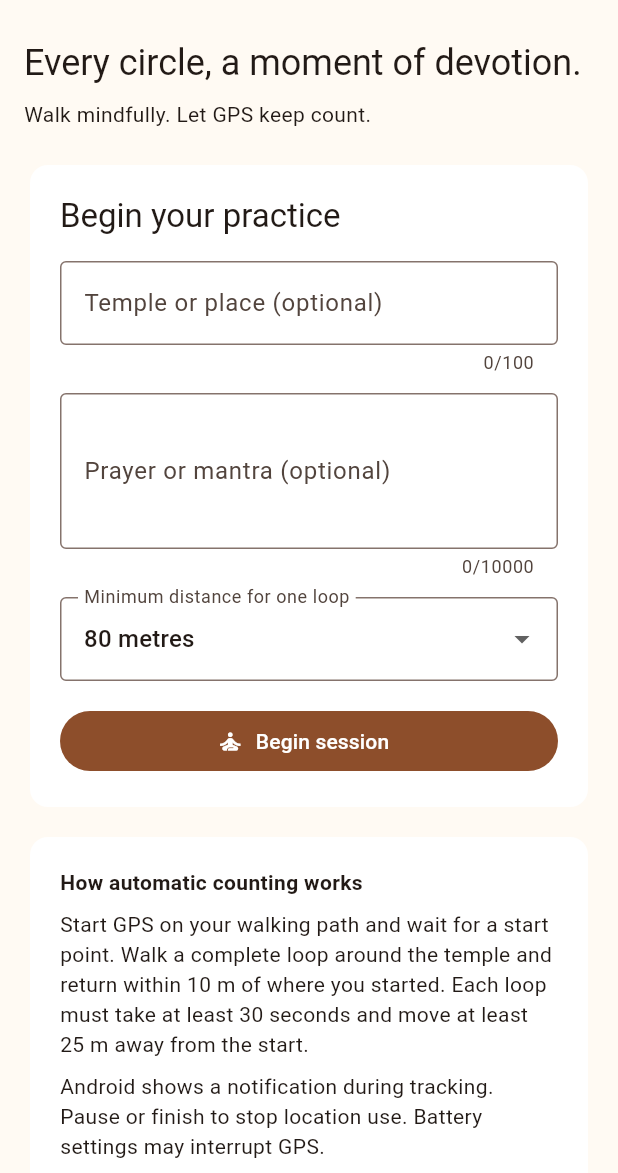
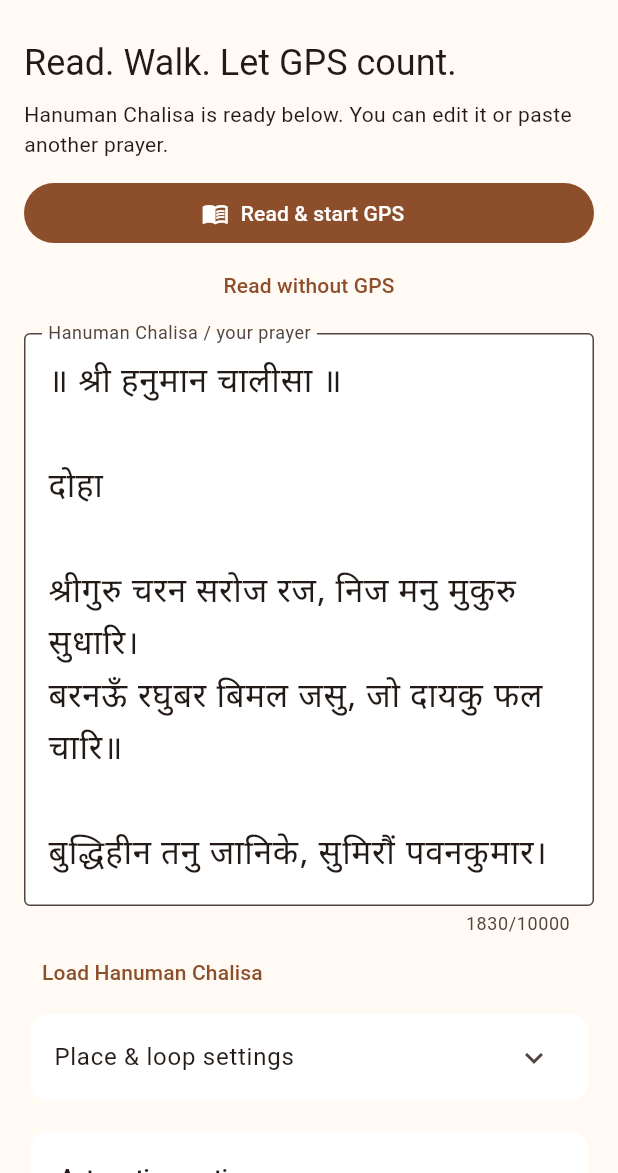
Before and after one commit to aeronixil/pradakshana_app, a Flutter app: the screen it shows after launch, on a phone screen of 412 x 824 dp, the part 63-1236 px from its top. Run offline on Flutter 3.47's test engine with Material 3 defaults, Android fonts, the phone set to English and light mode, and no system bars; our stand-ins replace geolocator, shared_preferences, wakelock_plus.

Commit message:
Add prefilled Hanuman Chalisa reader alongside automatic GPS counting

```diff
--- /dev/null
+++ b/lib/hanuman_chalisa.dart
@@ -0,0 +1,141 @@
+// Traditional public-domain Hanuman Chalisa by Tulsidas, Devanagari text.
+// Checked against https://sanskritdocuments.org/doc_z_otherlang_hindi/chaalisa.html
+// Only the original hymn is included, without modern translations/commentary.
+const hanumanChalisa = '''॥ श्री हनुमान चालीसा ॥
+
+दोहा
+
+श्रीगुरु चरन सरोज रज, निज मनु मुकुरु सुधारि।
+बरनऊँ रघुबर बिमल जसु, जो दायकु फल चारि॥
+
+बुद्धिहीन तनु जानिके, सुमिरौं पवनकुमार।
+बल बुद्धि बिद्या देहु मोहिं, हरहु कलेस बिकार॥
+
+चौपाई
+
+जय हनुमान ज्ञान गुन सागर।
+जय कपीस तिहुँ लोक उजागर॥ १ ॥
+
+राम दूत अतुलित बल धामा।
+अंजनि पुत्र पवनसुत नामा॥ २ ॥
+
+महाबीर बिक्रम बजरंगी।
+कुमति निवार सुमति के संगी॥ ३ ॥
+
+कंचन बरन बिराज सुबेसा।
+कानन कुंडल कुंचित केसा॥ ४ ॥
+
+हाथ बज्र औ ध्वजा बिराजै।
+काँधे मूँज जनेऊ साजै॥ ५ ॥
+
+संकर सुवन केसरी नंदन।
+तेज प्रताप महा जग बंदन॥ ६ ॥
+
+विद्यावान गुनी अति चातुर।
+राम काज करिबे को आतुर॥ ७ ॥
+
+प्रभु चरित्र सुनिबे को रसिया।
+राम लखन सीता मन बसिया॥ ८ ॥
+
+सूक्ष्म रूप धरि सियहिं दिखावा।
+बिकट रूप धरि लंक जरावा॥ ९ ॥
+
+भीम रूप धरि असुर सँहारे।
+रामचंद्र के काज सँवारे॥ १० ॥
+
+लाय सजीवन लखन जियाये।
+श्रीरघुबीर हरषि उर लाये॥ ११ ॥
+
+रघुपति कीन्ही बहुत बड़ाई।
+तुम मम प्रिय भरतहि सम भाई॥ १२ ॥
+
+सहस बदन तुम्हरो जस गावैं।
+अस कहि श्रीपति कंठ लगावैं॥ १३ ॥
+
+सनकादिक ब्रह्मादि मुनीसा।
+नारद सारद सहित अहीसा॥ १४ ॥
+
+जम कुबेर दिगपाल जहाँ ते।
+कबि कोबिद कहि सके कहाँ ते॥ १५ ॥
+
+तुम उपकार सुग्रीवहिं कीन्हा।
+राम मिलाय राज पद दीन्हा॥ १६ ॥
+
+तुम्हरो मंत्र बिभीषन माना।
+लंकेस्वर भए सब जग जाना॥ १७ ॥
+
+जुग सहस्र जोजन पर भानू।
+लील्यो ताहि मधुर फल जानू॥ १८ ॥
+
+प्रभु मुद्रिका मेलि मुख माहीं।
+जलधि लाँघि गये अचरज नाहीं॥ १९ ॥
+
+दुर्गम काज जगत के जेते।
+सुगम अनुग्रह तुम्हरे तेते॥ २० ॥
+
+राम दुआरे तुम रखवारे।
+होत न आज्ञा बिनु पैसारे॥ २१ ॥
+
+सब सुख लहै तुम्हारी सरना।
+तुम रच्छक काहू को डर ना॥ २२ ॥
+
+आपन तेज संहारो आपै।
+तीनों लोक हाँक तें काँपै॥ २३ ॥
+
+भूत पिसाच निकट नहिं आवै।
+महाबीर जब नाम सुनावै॥ २४ ॥
+
+नासै रोग हरै सब पीरा।
+जपत निरंतर हनुमत बीरा॥ २५ ॥
+
+संकट तें हनुमान छुड़ावै।
+मन क्रम बचन ध्यान जो लावै॥ २६ ॥
+
+सब पर राम तपस्वी राजा।
+तिन के काज सकल तुम साजा॥ २७ ॥
+
+और मनोरथ जो कोई लावै।
+सोई अमित जीवन फल पावै॥ २८ ॥
+
+चारों जुग परताप तुम्हारा।
+है परसिद्ध जगत उजियारा॥ २९ ॥
+
+साधु संत के तुम रखवारे।
+असुर निकंदन राम दुलारे॥ ३० ॥
+
+अष्ट सिद्धि नौ निधि के दाता।
+अस बर दीन जानकी माता॥ ३१ ॥
+
+राम रसायन तुम्हरे पासा।
+सदा रहो रघुपति के दासा॥ ३२ ॥
+
+तुम्हरे भजन राम को पावै।
+जनम जनम के दुख बिसरावै॥ ३३ ॥
+
+अंत काल रघुबर पुर जाई।
+जहाँ जन्म हरिभक्त कहाई॥ ३४ ॥
+
+और देवता चित्त न धरई।
+हनुमत सेई सर्ब सुख करई॥ ३५ ॥
+
+संकट कटै मिटै सब पीरा।
+जो सुमिरै हनुमत बलबीरा॥ ३६ ॥
+
+जै जै जै हनुमान गोसाईं।
+कृपा करहु गुरुदेव की नाईं॥ ३७ ॥
+
+जो सत बार पाठ कर कोई।
+छूटहि बंदि महा सुख होई॥ ३८ ॥
+
+जो यह पढ़ै हनुमान चालीसा।
+होय सिद्धि साखी गौरीसा॥ ३९ ॥
+
+तुलसीदास सदा हरि चेरा।
+कीजै नाथ हृदय मँह डेरा॥ ४० ॥
+
+दोहा
+
+पवनतनय संकट हरन, मंगल मूरति रूप।
+राम लखन सीता सहित, हृदय बसहु सुर भूप॥
+
+॥ सियावर रामचंद्र जी की जय ॥''';
--- a/lib/main.dart
+++ b/lib/main.dart
@@ -1,5 +1,7 @@
 import 'dart:async';
 import 'package:flutter/material.dart';
+import 'hanuman_chalisa.dart';
+import 'prayer_reader.dart';
 import 'session_controller.dart';
 
 void main() => runApp(const MyApp());
@@ -12,11 +14,11 @@ class MyApp extends StatelessWidget {
         debugShowCheckedModeBanner: false,
         theme: ThemeData(
             useMaterial3: true,
-          colorScheme: ColorScheme.fromSeed(seedColor: const Color(0xffb85d28)),
+            colorScheme:
+                ColorScheme.fromSeed(seedColor: const Color(0xffb85d28)),
             scaffoldBackgroundColor: const Color(0xfffffaf3),
             inputDecorationTheme:
-              const InputDecorationTheme(border: OutlineInputBorder()),
-        ),
+                const InputDecorationTheme(border: OutlineInputBorder())),
         home: const HomeScreen(),
       );
 }
@@ -31,7 +33,7 @@ class HomeScreen extends StatefulWidget {
 class _HomeScreenState extends State<HomeScreen> with WidgetsBindingObserver {
   late final SessionController counter;
   final name = TextEditingController();
-  final prayer = TextEditingController();
+  final prayer = TextEditingController(text: hanumanChalisa);
   final scroll = ScrollController();
   double minimum = 80;
 
@@ -41,22 +43,35 @@ class _HomeScreenState extends State<HomeScreen> with WidgetsBindingObserver {
     counter = widget.controller ?? SessionController();
     WidgetsBinding.instance.addObserver(this);
     counter.addListener(_refresh);
-    unawaited(counter.load());
+    unawaited(_load());
+  }
+
+  Future<void> _load() async {
+    await counter.load();
+    // Supply the reading for an older, unfinished session with an empty prayer.
+    // Existing custom prayers are preserved.
+    if (mounted &&
+        counter.active != null &&
+        (counter.active!['prayer'] as String).trim().isEmpty) {
+      await counter.updatePrayer(hanumanChalisa);
+    }
   }
 
   void _refresh() {
     if (mounted) setState(() {});
   }
 
-  Future<void> _begin() async {
+  Future<void> _begin({bool gps = true}) async {
     FocusScope.of(context).unfocus();
-    await counter.begin(name.text, prayer.text, minimum);
-    if (mounted && scroll.hasClients) scroll.jumpTo(0);
+    await counter.begin(name.text,
+        prayer.text.trim().isEmpty ? hanumanChalisa : prayer.text, minimum);
+    if (mounted && gps) await counter.startGps();
   }
 
   Future<void> _finish() async {
+    // Keep any custom reading available for the next session, too.
+    prayer.text = counter.active?['prayer'] as String? ?? hanumanChalisa;
     await counter.finish();
-    if (mounted && scroll.hasClients) scroll.jumpTo(0);
   }
 
   @override
@@ -92,130 +107,40 @@ class _HomeScreenState extends State<HomeScreen> with WidgetsBindingObserver {
       color: Colors.white,
       child: Padding(padding: const EdgeInsets.all(20), child: child));
 
-  @override
-  Widget build(BuildContext context) {
-    final active = counter.active;
-    return Scaffold(
-      appBar: AppBar(
-          title: const Text('Pradakshina'),
-          backgroundColor: const Color(0xfffffaf3)),
-      body: SafeArea(
-          child: Center(
-              child: ConstrainedBox(
-        constraints: const BoxConstraints(maxWidth: 760),
-        child: ListView(
-            controller: scroll,
-            padding: const EdgeInsets.fromLTRB(16, 12, 16, 32),
-            children: [
-              Text('Every circle, a moment of devotion.',
-                  style: Theme.of(context).textTheme.headlineSmall),
-              const SizedBox(height: 8),
-              const Text('Walk mindfully. Let GPS keep count.'),
-              const SizedBox(height: 20),
-              if (counter.storageError != null)
-                panel(Column(
-                    crossAxisAlignment: CrossAxisAlignment.start,
-                    children: [
-                      Text(counter.storageError!,
-                          style: const TextStyle(color: Colors.red)),
+  Widget _storageNotice() => Padding(
+      padding: const EdgeInsets.all(8),
+      child: Row(children: [
+        Expanded(
+            child: Text(counter.storageError!,
+                style: const TextStyle(color: Colors.red))),
         if (counter.ready)
-                        TextButton(
-                            onPressed: counter.save,
-                            child: const Text('Retry save')),
-                    ])),
-              if (!counter.ready && counter.storageError == null)
-                const LinearProgressIndicator(),
-              if (active == null)
-                panel(Column(
+          TextButton(onPressed: counter.save, child: const Text('Retry save')),
+      ]));
+
+  void _sessionControls() {
+    showModalBottomSheet<void>(
+        context: context,
+        isScrollControlled: true,
+        builder: (sheetContext) => SafeArea(
+                child: AnimatedBuilder(
+              animation: counter,
+              builder: (context, _) => SingleChildScrollView(
+                  padding: const EdgeInsets.all(24),
+                  child: Column(
+                      mainAxisSize: MainAxisSize.min,
                       crossAxisAlignment: CrossAxisAlignment.stretch,
                       children: [
-                      Text('Begin your practice',
-                          style: Theme.of(context).textTheme.titleLarge),
-                      const SizedBox(height: 16),
-                      TextField(
-                          controller: name,
-                          maxLength: 100,
-                          decoration: const InputDecoration(
-                              labelText: 'Temple or place (optional)')),
-                      const SizedBox(height: 12),
-                      TextField(
-                          controller: prayer,
-                          minLines: 3,
-                          maxLines: 6,
-                          maxLength: 10000,
-                          decoration: const InputDecoration(
-                              labelText: 'Prayer or mantra (optional)',
-                              hintText: 'Write or paste in Hindi or English')),
-                      const SizedBox(height: 12),
-                      DropdownButtonFormField<double>(
-                        value: minimum,
-                        decoration: const InputDecoration(
-                            labelText: 'Minimum distance for one loop'),
-                        items: [60.0, 80.0, 150.0, 300.0, 500.0, 1000.0]
-                            .map((m) => DropdownMenuItem(
-                                value: m, child: Text('${m.toInt()} metres')))
-                            .toList(),
-                        onChanged: (v) => setState(() => minimum = v!),
-                      ),
-                      const SizedBox(height: 16),
-                      FilledButton.icon(
-                          onPressed: counter.ready ? _begin : null,
-                          icon: const Icon(Icons.self_improvement),
-                          label: const Text('Begin session')),
-                    ]))
-              else
-                panel(Column(
-                    crossAxisAlignment: CrossAxisAlignment.stretch,
-                    children: [
-                      Text(active['name'] as String,
+                        Text('Session controls',
                             style: Theme.of(context).textTheme.titleLarge),
                         const SizedBox(height: 8),
-                      Center(
-                          child: Text('${counter.currentCount}',
-                              style: const TextStyle(
-                                  fontSize: 88,
-                                  fontWeight: FontWeight.w600,
-                                  color: Color(0xff9b491e)))),
-                      const Center(child: Text('pradakshinas this session')),
-                      const SizedBox(height: 20),
-                      Row(
-                          crossAxisAlignment: CrossAxisAlignment.start,
-                          children: [
-                            Icon(
-                                counter.tracking
-                                    ? Icons.gps_fixed
-                                    : Icons.gps_off,
-                                color: const Color(0xff9b491e)),
-                            const SizedBox(width: 10),
-                            Expanded(child: Text(counter.status)),
-                          ]),
+                        Text(counter.active?['name'] as String? ?? ''),
+                        const SizedBox(height: 12),
+                        Text(counter.status),
                         if (counter.tracking)
-                        Padding(
-                            padding: const EdgeInsets.only(top: 10),
-                            child: Text(
+                          Text(
                               '${counter.tracker.distance.toStringAsFixed(0)} m this loop'
-                                '${counter.accuracy == null ? '' : ' · GPS ±${counter.accuracy!.toStringAsFixed(0)} m'}')),
+                              '${counter.accuracy == null ? '' : ' · GPS ±${counter.accuracy!.toStringAsFixed(0)} m'}'),
                         const SizedBox(height: 16),
-                      FilledButton.icon(
-                          onPressed: counter.busy
-                              ? null
-                              : counter.tracking
-                                  ? () => counter.pause()
-                                  : counter.startGps,
-                          icon: Icon(counter.tracking
-                              ? Icons.pause
-                              : Icons.my_location),
-                          label: Text(counter.busy
-                              ? 'Connecting…'
-                              : counter.tracking
-                                  ? 'Pause GPS'
-                                  : 'Start GPS tracking')),
-                      const SizedBox(height: 8),
-                      Wrap(
-                          alignment: WrapAlignment.center,
-                          spacing: 12,
-                          runSpacing: 8,
-                          children: [
                         OutlinedButton.icon(
                             onPressed: () => counter.adjust(1),
                             icon: const Icon(Icons.add),
@@ -226,32 +151,143 @@ class _HomeScreenState extends State<HomeScreen> with WidgetsBindingObserver {
                                 : null,
                             icon: const Icon(Icons.remove),
                             label: const Text('Correct −1')),
+                        const SizedBox(height: 8),
+                        FilledButton(
+                            onPressed: () {
+                              Navigator.pop(sheetContext);
+                              unawaited(_finish());
+                            },
+                            child: const Text('Finish session')),
                         TextButton(
-                                onPressed: _finish,
-                                child: const Text('Finish session')),
+                            onPressed: () => Navigator.pop(sheetContext),
+                            child: const Text('Back to reading')),
+                      ])),
+            )));
+  }
+
+  Widget _readingScreen() => Column(children: [
+        Padding(
+            padding: const EdgeInsets.fromLTRB(16, 8, 16, 4),
+            child: Column(
+                crossAxisAlignment: CrossAxisAlignment.stretch,
+                children: [
+                  Row(children: [
+                    Expanded(
+                        child: Text('${counter.currentCount} pradakshinas',
+                            key: const Key('live-count'),
+                            style: Theme.of(context).textTheme.titleLarge)),
+                    FilledButton.icon(
+                        onPressed: counter.busy
+                            ? null
+                            : counter.tracking
+                                ? () => counter.pause()
+                                : counter.startGps,
+                        icon: Icon(
+                            counter.tracking ? Icons.pause : Icons.my_location,
+                            size: 18),
+                        label: Text(counter.busy
+                            ? 'Connecting…'
+                            : counter.tracking
+                                ? 'Pause'
+                                : 'Start GPS')),
                   ]),
-                      if ((active['prayer'] as String).isNotEmpty) ...[
-                        const Divider(height: 32),
-                        SelectableText(active['prayer'] as String,
-                            style: const TextStyle(fontSize: 22, height: 1.7)),
-                      ],
+                  const SizedBox(height: 4),
+                  Text(counter.status,
+                      key: const Key('gps-status'),
+                      maxLines: 3,
+                      overflow: TextOverflow.ellipsis,
+                      style: Theme.of(context).textTheme.bodySmall),
+                ])),
+        if (counter.storageError != null) _storageNotice(),
+        Expanded(
+            child: Padding(
+                padding: const EdgeInsets.symmetric(horizontal: 16),
+                child: PrayerReader(
+                  key: ValueKey(counter.active!['startedAt']),
+                  text: counter.active!['prayer'] as String,
+                  onChanged: (text) => unawaited(counter.updatePrayer(text)),
+                ))),
+      ]);
+
+  Widget _setupScreen() => ListView(
+          controller: scroll,
+          padding: const EdgeInsets.fromLTRB(16, 12, 16, 32),
+          children: [
+            Text('Read. Walk. Let GPS count.',
+                style: Theme.of(context).textTheme.headlineSmall),
+            const SizedBox(height: 8),
+            const Text(
+                'Hanuman Chalisa is ready below. You can edit it or paste another prayer.'),
+            const SizedBox(height: 12),
+            if (counter.storageError != null) _storageNotice(),
+            if (!counter.ready && counter.storageError == null)
+              const LinearProgressIndicator(),
+            FilledButton.icon(
+                onPressed: counter.ready ? () => _begin() : null,
+                icon: const Icon(Icons.menu_book),
+                label: const Text('Read & start GPS')),
+            TextButton(
+                onPressed: counter.ready ? () => _begin(gps: false) : null,
+                child: const Text('Read without GPS')),
+            const SizedBox(height: 8),
+            TextField(
+                key: const Key('prayer-input'),
+                controller: prayer,
+                minLines: 7,
+                maxLines: 10,
+                maxLength: 10000,
+                style: const TextStyle(
+                    fontFamily: 'NotoDevanagari', fontSize: 22, height: 1.6),
+                decoration: const InputDecoration(
+                    labelText: 'Hanuman Chalisa / your prayer',
+                    filled: true,
+                    fillColor: Colors.white,
+                    alignLabelWithHint: true,
+                    hintText: 'Write or paste in Hindi or English')),
+            Align(
+                alignment: Alignment.centerLeft,
+                child: TextButton(
+                    onPressed: () => prayer.text = hanumanChalisa,
+                    child: const Text('Load Hanuman Chalisa'))),
+            Card(
+                elevation: 0,
+                color: Colors.white,
+                child: ExpansionTile(
+                    title: const Text('Place & loop settings'),
+                    childrenPadding: const EdgeInsets.all(16),
+                    children: [
+                      TextField(
+                          key: const Key('place-input'),
+                          controller: name,
+                          maxLength: 100,
+                          decoration: const InputDecoration(
+                              labelText: 'Temple or place (optional)')),
+                      const SizedBox(height: 12),
+                      DropdownButtonFormField<double>(
+                          value: minimum,
+                          decoration: const InputDecoration(
+                              labelText: 'Minimum distance for one loop'),
+                          items: [60.0, 80.0, 150.0, 300.0, 500.0, 1000.0]
+                              .map((m) => DropdownMenuItem(
+                                  value: m, child: Text('${m.toInt()} metres')))
+                              .toList(),
+                          onChanged: (v) => setState(() => minimum = v!)),
                     ])),
             const SizedBox(height: 12),
-              panel(Column(
-                  crossAxisAlignment: CrossAxisAlignment.start,
-                  children: [
-                    const Text('How automatic counting works',
+            panel(
+                Column(crossAxisAlignment: CrossAxisAlignment.start, children: [
+              const Text('Automatic counting',
                   style: TextStyle(fontWeight: FontWeight.bold)),
               const SizedBox(height: 8),
               const Text(
-                        'Start GPS on your walking path and wait for a start point. Walk a complete loop around the temple and return within 10 m of where you started. Each loop must take at least 30 seconds and move at least 25 m away from the start.'),
+                  'Allow precise location and wait for a start point. Walk a full loop, at least 25 m away, and return within 10 m of your start. Each loop must take at least 30 seconds.'),
               const SizedBox(height: 8),
               Text(counter.canBackground
-                        ? 'Android shows a notification during tracking. Pause or finish to stop location use. Battery settings may interrupt GPS.'
-                        : 'Keep this page visible and your screen awake. Tracking pauses when the app is hidden; resume begins a new loop.'),
+                  ? 'Android shows a notification while GPS counts. Battery restrictions can interrupt it.'
+                  : 'Keep this page visible while reading. GPS pauses when the app is hidden. Screen-awake support depends on your browser.'),
               const SizedBox(height: 8),
               const Text(
-                        'Best outdoors on larger paths. Small indoor circuits and weak GPS need manual counting. Counts and timestamps stay on this device; your route is not stored or uploaded. Clearing app/browser data removes history.'),
+                  'Best outdoors on larger paths. Small indoor circuits need manual counting. Your history stays on this device; clearing app/browser data removes it. Routes are not saved or uploaded.'),
             ])),
             const SizedBox(height: 20),
             Text('Your practice · ${counter.total} total',
@@ -284,10 +320,26 @@ class _HomeScreenState extends State<HomeScreen> with WidgetsBindingObserver {
                             subtitle: Text(
                                 '${date(e['at'] as String)}${e['distance'] == null ? '' : ' · ${(e['distance'] as num).toStringAsFixed(0)} m · ${e['seconds']} sec'}'),
                           )),
-                    ],
-                  ))),
+                    ]))),
+          ]);
+
+  @override
+  Widget build(BuildContext context) => Scaffold(
+        appBar: AppBar(
+            title: const Text('Pradakshina'),
+            backgroundColor: const Color(0xfffffaf3),
+            actions: [
+              if (counter.active != null)
+                IconButton(
+                    onPressed: _sessionControls,
+                    tooltip: 'Session controls',
+                    icon: const Icon(Icons.tune))
             ]),
+        body: SafeArea(
+            child: Center(
+                child: ConstrainedBox(
+          constraints: const BoxConstraints(maxWidth: 760),
+          child: counter.active == null ? _setupScreen() : _readingScreen(),
         ))),
       );
 }
-}
--- a/lib/session_controller.dart
+++ b/lib/session_controller.dart
@@ -230,6 +230,13 @@ class SessionController extends ChangeNotifier {
     }
   }
 
+  Future<void> updatePrayer(String text) async {
+    if (active == null || active!['prayer'] == text) return;
+    active!['prayer'] = text;
+    _notify();
+    await save();
+  }
+
   Future<void> pause({String? message}) async {
     ++_generation;
     tracking = false;
```
Also changed, not shown: assets/fonts/OFL.txt (added, +93 -0 lines), lib/prayer_reader.dart (added, +137 -0 lines), pubspec.yaml (+7 -0 lines), assets/fonts/NotoSansDevanagari.ttf (added), firebase.json, pubspec.lock, 5 other files. Lines whose indentation alone changed are shown as unchanged.
